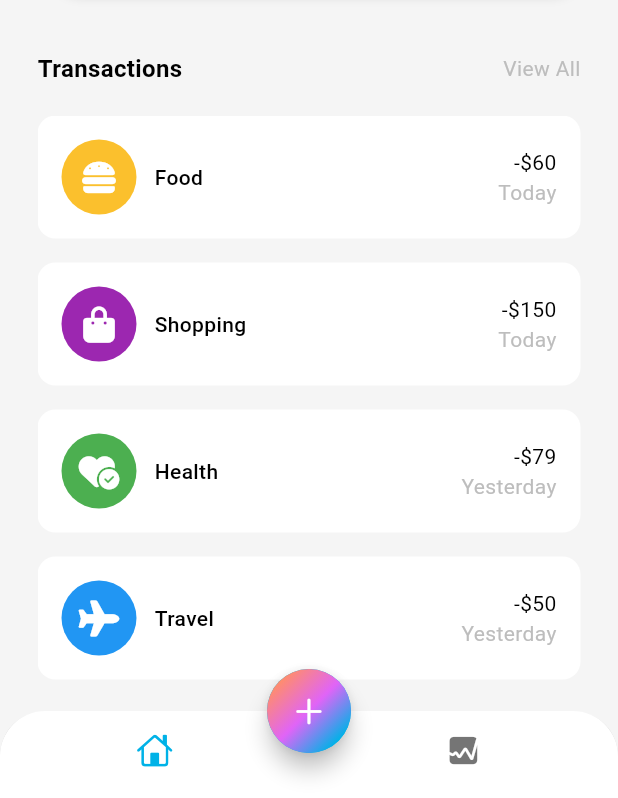
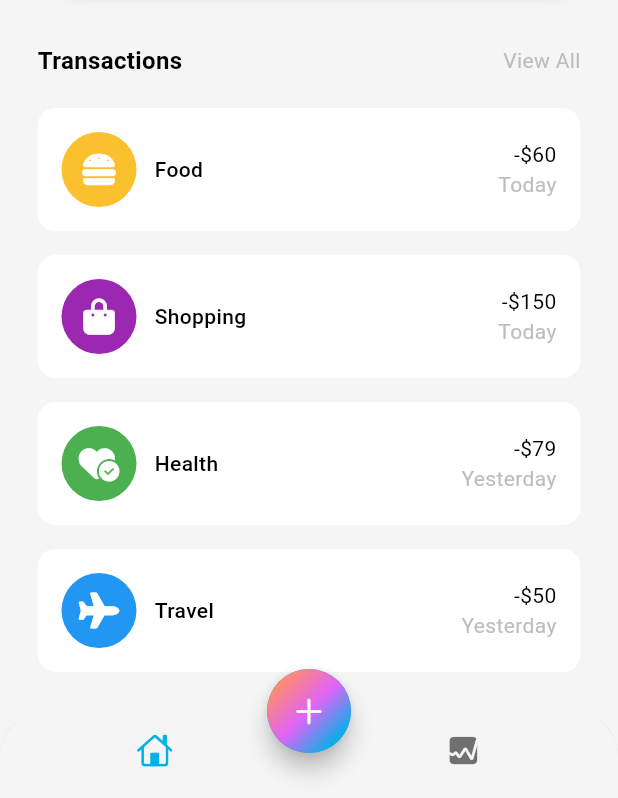
Before and after one commit to Kennedylelei/expenses_tracker, a Flutter app: the screen it shows after launch, on a phone screen of 412 x 824 dp, the part 438-1236 px from its top. Run offline on Flutter 3.47's test engine with Material 3 defaults, Android fonts, the phone set to English and light mode, and no system bars; our stand-ins replace font_awesome_flutter.

Commit message:
Finished the main_screen

```diff
--- a/lib/screens/home/views/home_screen.dart
+++ b/lib/screens/home/views/home_screen.dart
@@ -1,21 +1,36 @@
 import 'dart:math';
 import 'package:flutter/cupertino.dart';
 import 'package:flutter/material.dart';
+import '../../stats/stats.dart';
 import 'main_screen.dart';
 
-class HomeScreen extends StatelessWidget {
+class HomeScreen extends StatefulWidget {
   const HomeScreen({super.key});
+
+  @override
+  State<HomeScreen> createState() => _HomeScreenState();
+}
+
+class _HomeScreenState extends State<HomeScreen> {
+
+  int index = 0;
 
   @override
   Widget build(BuildContext context) {
     return Scaffold(
+      backgroundColor: Theme.of(context).colorScheme.surface,
       //appBar: AppBar(),
       bottomNavigationBar: ClipRRect(
         borderRadius: const BorderRadius.vertical(
           top: Radius.circular(30)
         ),
         child: BottomNavigationBar(
-          backgroundColor: Colors.white,
+          onTap: (value) {
+            setState(() {
+              index = value;
+            });
+          },
+          backgroundColor: Theme.of(context).colorScheme.surface,
           showSelectedLabels: false,
           showUnselectedLabels: false,
           elevation: 3,
@@ -54,7 +69,9 @@ class HomeScreen extends StatelessWidget {
         ),
         ),
         ),
-        body: const MainScreen(),
+        body: index == 0
+          ? const MainScreen()
+          : const StatScreen()
     );
   }
 }
--- a/lib/screens/home/views/main_screen.dart
+++ b/lib/screens/home/views/main_screen.dart
@@ -200,7 +200,7 @@ class MainScreen extends StatelessWidget {
                 ],
               ),
             ),
-            const SizedBox(height: 40,),
+            const SizedBox(height: 35,),
             Row(
               mainAxisAlignment: MainAxisAlignment.spaceBetween,
               children: [
```
Also changed, not shown: lib/screens/stats/stats.dart (added, +27 -0 lines).
